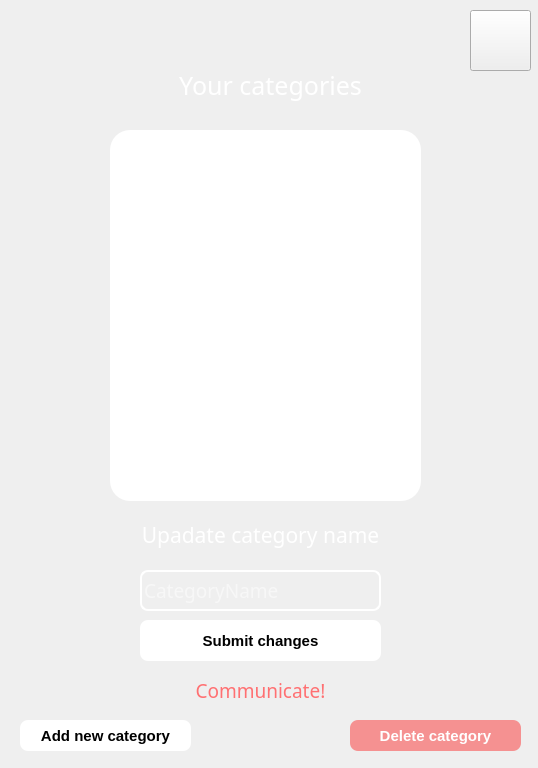
The window that ui/ManageCategoriesPage.ui (vburmus/budget-calculator) describes before a commit, drawn with Qt 5.
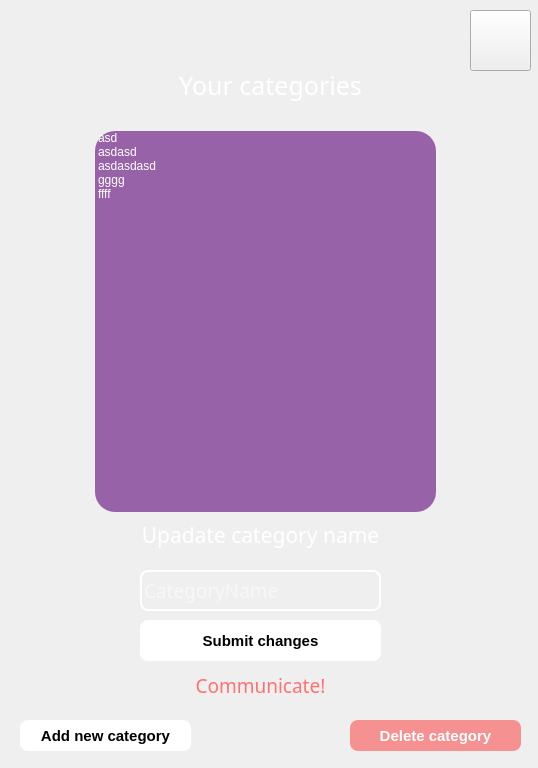
The same window after the commit. Icons and pictures are not drawn.

Patch:
```diff
--- a/ui/ManageCategoriesPage.ui
+++ b/ui/ManageCategoriesPage.ui
@@ -31,6 +31,9 @@
    <property name="text">
     <string/>
    </property>
+   <property name="alignment">
+    <set>Qt::AlignCenter</set>
+   </property>
   </widget>
   <widget class="QLabel" name="logo">
    <property name="geometry">
@@ -58,7 +61,16 @@
     </rect>
    </property>
    <property name="styleSheet">
-    <string notr="true">background-color: rgba(255, 0, 0, 0); border-radius: 20px;</string>
+    <string notr="true">QFrame{
+	background-color: rgba(255, 0, 0, 0);
+	border-radius: 20px;
+}
+
+QListWidget{
+	color: white;
+	font: 12pt &quot;Bahnschrift&quot;;	
+	background-color: rgba(91, 0, 121,150);
+}</string>
    </property>
    <property name="frameShape">
     <enum>QFrame::StyledPanel</enum>
@@ -66,18 +78,43 @@
    <property name="frameShadow">
     <enum>QFrame::Raised</enum>
    </property>
-   <widget class="QListView" name="categoriesListBox">
+   <widget class="QListWidget" name="categoriesListBox">
     <property name="geometry">
      <rect>
-      <x>30</x>
-      <y>10</y>
-      <width>311</width>
-      <height>371</height>
+      <x>15</x>
+      <y>11</y>
+      <width>341</width>
+      <height>381</height>
      </rect>
     </property>
     <property name="styleSheet">
-     <string notr="true">background-color: rgb(255, 255, 255);</string>
+     <string notr="true"/>
     </property>
+    <item>
+     <property name="text">
+      <string>asd</string>
+     </property>
+    </item>
+    <item>
+     <property name="text">
+      <string>asdasd</string>
+     </property>
+    </item>
+    <item>
+     <property name="text">
+      <string>asdasdasd</string>
+     </property>
+    </item>
+    <item>
+     <property name="text">
+      <string>gggg</string>
+     </property>
+    </item>
+    <item>
+     <property name="text">
+      <string>ffff</string>
+     </property>
+    </item>
    </widget>
   </widget>
   <widget class="QPushButton" name="deleteCategoryButton">
@@ -329,9 +366,9 @@
    <property name="geometry">
     <rect>
      <x>130</x>
-     <y>680</y>
+     <y>670</y>
      <width>261</width>
-     <height>21</height>
+     <height>31</height>
     </rect>
    </property>
    <property name="font">
```
